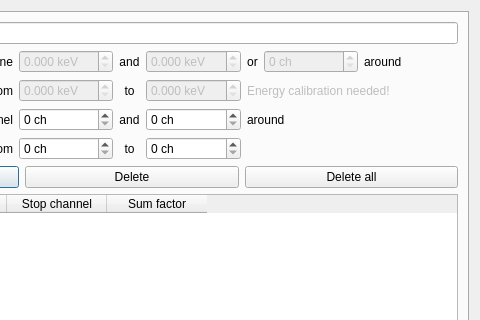
Old version of the form add_roi.ui in the repository pfilipl/PolyX-XRF-Data-Analyser; both pictures show x 240 to 720 and y 0 to 320 of the 720 by 480 pixel window.
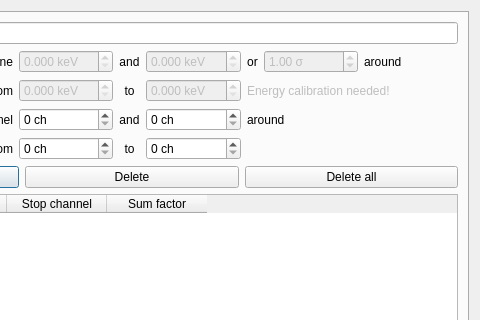
New version of the form. Custom widgets are drawn as their Qt base class.

```diff
--- a/add_roi.ui
+++ b/add_roi.ui
@@ -388,31 +388,6 @@
            </property>
           </widget>
          </item>
-         <item row="1" column="6">
-          <widget class="QSpinBox" name="spinBox_CustomEnergyChannelWidth">
-           <property name="enabled">
-            <bool>false</bool>
-           </property>
-           <property name="sizePolicy">
-            <sizepolicy hsizetype="Minimum" vsizetype="Fixed">
-             <horstretch>0</horstretch>
-             <verstretch>0</verstretch>
-            </sizepolicy>
-           </property>
-           <property name="mouseTracking">
-            <bool>true</bool>
-           </property>
-           <property name="suffix">
-            <string> ch</string>
-           </property>
-           <property name="maximum">
-            <number>1000</number>
-           </property>
-           <property name="stepType">
-            <enum>QAbstractSpinBox::StepType::AdaptiveDecimalStepType</enum>
-           </property>
-          </widget>
-         </item>
          <item row="3" column="4">
           <widget class="QSpinBox" name="spinBox_CustomWidth">
            <property name="sizePolicy">
@@ -570,6 +545,28 @@
            </property>
           </widget>
          </item>
+         <item row="1" column="6">
+          <widget class="QDoubleSpinBox" name="doubleSpinBox_CustomEnergySigmaWidth">
+           <property name="enabled">
+            <bool>false</bool>
+           </property>
+           <property name="suffix">
+            <string> σ</string>
+           </property>
+           <property name="maximum">
+            <double>5.000000000000000</double>
+           </property>
+           <property name="singleStep">
+            <double>0.010000000000000</double>
+           </property>
+           <property name="stepType">
+            <enum>QAbstractSpinBox::StepType::AdaptiveDecimalStepType</enum>
+           </property>
+           <property name="value">
+            <double>1.000000000000000</double>
+           </property>
+          </widget>
+         </item>
         </layout>
        </item>
        <item>
```
Left out of the diff: 16 changed lines with no effect on the pictures.
